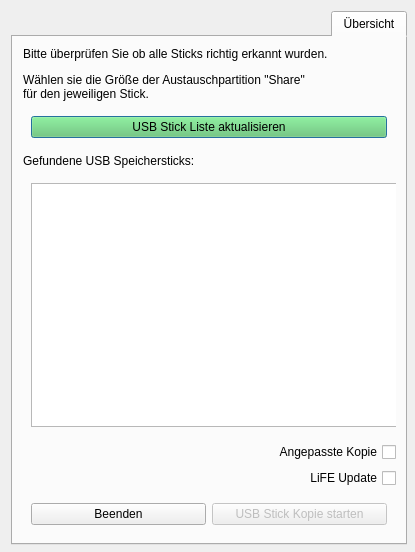
Above: usbcreator.ui from valueerrorx/life-usbcreator before the change. Below: the same form after it.
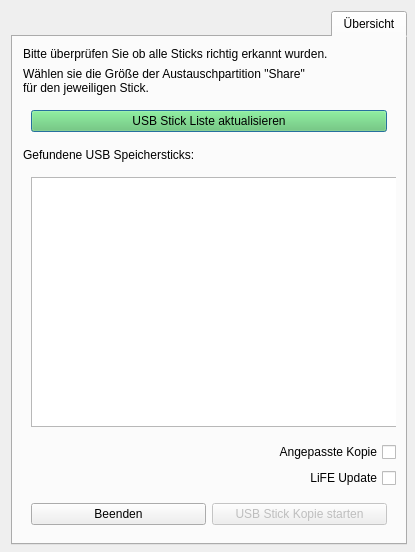
That is the form after the change. Icons and pictures are not drawn.

Commit message: deactivated search usb during copy process

```diff
--- a/usbcreator.ui
+++ b/usbcreator.ui
@@ -111,7 +111,7 @@
           </font>
          </property>
          <property name="text">
-          <string>&lt;html&gt;&lt;head/&gt;&lt;body&gt;&lt;p&gt;Bitte überprüfen Sie ob alle Sticks richtig erkannt wurden.&lt;/p&gt;&lt;p&gt;Wählen sie die Größe der Austauschpartition &amp;quot;Share&amp;quot;&lt;br/&gt;für den jeweiligen Stick.&lt;/p&gt;&lt;/body&gt;&lt;/html&gt;</string>
+          <string>&lt;html&gt;&lt;head/&gt;&lt;body&gt;&lt;p&gt;Bitte überprüfen Sie ob alle Sticks richtig erkannt wurden.&lt;/p&gt;&lt;/body&gt;&lt;/html&gt;</string>
          </property>
          <property name="alignment">
           <set>Qt::AlignLeading|Qt::AlignLeft|Qt::AlignTop</set>
@@ -124,6 +124,17 @@
          </property>
         </widget>
        </item>
+       <item>
+        <widget class="QLabel" name="label">
+         <property name="text">
+          <string>Wählen sie die Größe der Austauschpartition &quot;Share&quot;
+für den jeweiligen Stick.</string>
+         </property>
+         <property name="indent">
+          <number>1</number>
+         </property>
+        </widget>
+       </item>
        <item>
         <widget class="QWidget" name="widget_3" native="true">
          <layout class="QHBoxLayout" name="horizontalLayout_3">
```
The commit also changes 1 other file.
